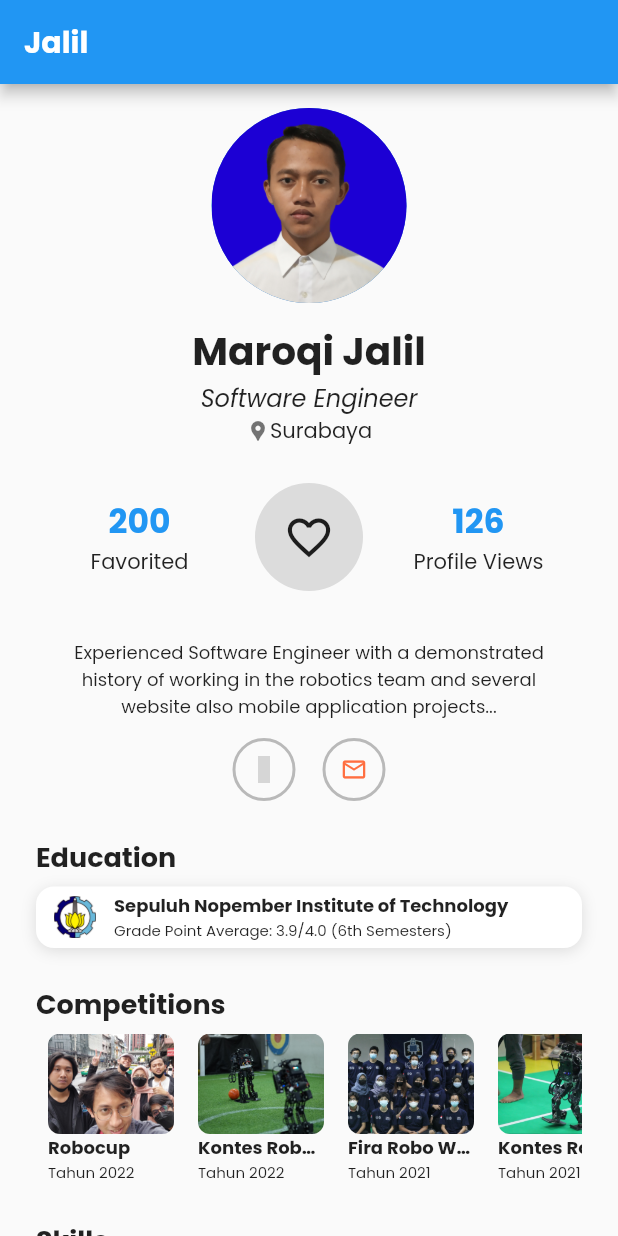
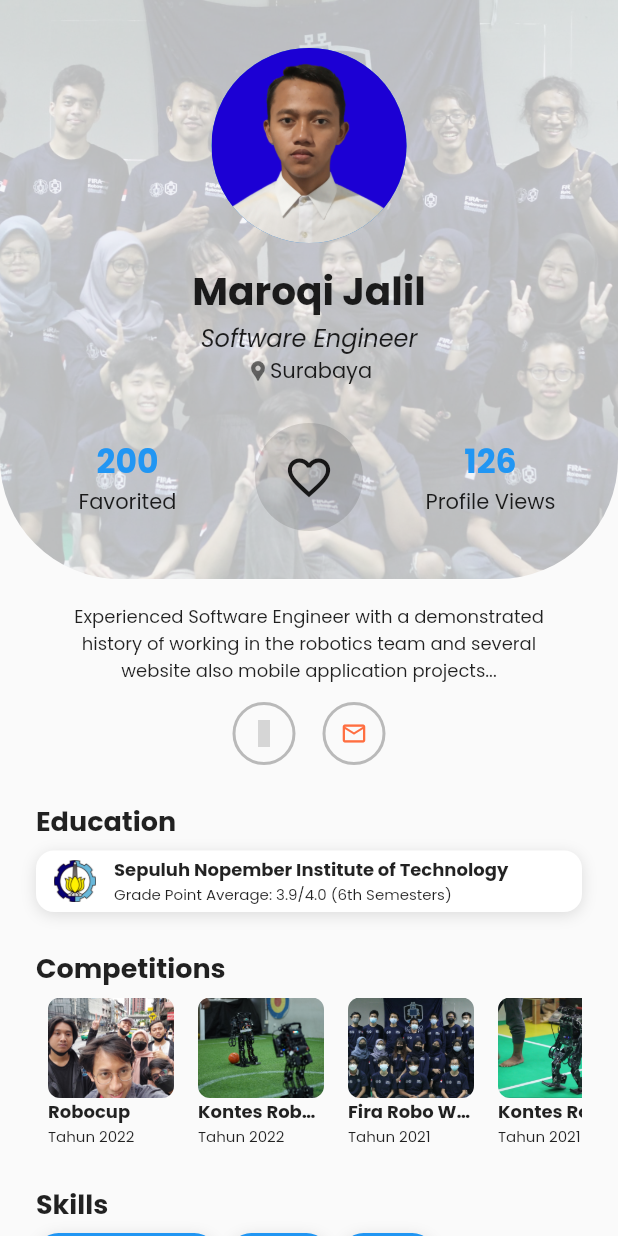
Before and after one commit to maroqijalil/my-portfolio-app, a Flutter app: the screen it shows after launch, on a phone screen of 412 x 824 dp. Run offline on Flutter 3.47's test engine with Material 2 defaults, Android fonts, the phone set to English and light mode, and no system bars; our stand-ins replace font_awesome_flutter, google_fonts; statements that could not run were skipped; grey boxes are pictures that could not be loaded.

Commit message:
refactor: first final

```diff
--- a/lib/main.dart
+++ b/lib/main.dart
@@ -12,6 +12,7 @@ class MyApp extends StatelessWidget {
   @override
   Widget build(BuildContext context) {
     return MaterialApp(
+      debugShowCheckedModeBanner: false,
       title: 'My Portofolio App',
       theme: ThemeData(
         primarySwatch: Colors.blue,
--- a/lib/modules/profile/presentation/components/profile_header_component.dart
+++ b/lib/modules/profile/presentation/components/profile_header_component.dart
@@ -16,7 +16,20 @@ class _ProfileHeaderComponentState extends State<ProfileHeaderComponent> {
 
   @override
   Widget build(BuildContext context) {
-    return Column(
+    return Container(
+      padding: EdgeInsets.only(top: 32, bottom: 32),
+      decoration: BoxDecoration(
+        borderRadius: BorderRadius.only(
+          bottomLeft: Radius.circular(80),
+          bottomRight: Radius.circular(80),
+        ),
+        image: DecorationImage(
+          image: AssetImage("assets/imgs/fira/2.jpg"),
+          fit: BoxFit.cover,
+          colorFilter: ColorFilter.mode(Colors.black26, BlendMode.dstIn),
+        ),
+      ),
+      child: Column(
         children: [
           Column(
             children: [
@@ -92,6 +105,7 @@ class _ProfileHeaderComponentState extends State<ProfileHeaderComponent> {
             ],
           )
         ],
+      ),
     );
   }
 }
--- a/lib/modules/profile/presentation/screens/profile_screen.dart
+++ b/lib/modules/profile/presentation/screens/profile_screen.dart
@@ -20,26 +20,17 @@ class _ProfileScreenState extends State<ProfileScreen> {
   @override
   Widget build(BuildContext context) {
     return Scaffold(
-      appBar: AppBar(
-        title: Text(
-          "Jalil",
-          style: TextStyle(
-            fontWeight: FontWeight.w700,
-          ),
-        ),
-      ),
       body: SafeArea(
         child: SingleChildScrollView(
-          child: Padding(
-            padding: EdgeInsets.all(16.0),
             child: Column(
               mainAxisAlignment: MainAxisAlignment.start,
               crossAxisAlignment: CrossAxisAlignment.stretch,
               children: [
-                Column(
+                ProfileHeaderComponent(),
+                Padding(
+                  padding: EdgeInsets.all(16),
+                  child: Column(
                     children: [
-                    ProfileHeaderComponent(),
-                    SizedBox(height: 32),
                       ProfileInfoComponent(),
                       SizedBox(height: 24),
                       EducationSectionComponent(),
@@ -50,9 +41,9 @@ class _ProfileScreenState extends State<ProfileScreen> {
                       SizedBox(height: 18),
                       LinksSectionComponent(),
                     ],
-                )
+                  ),
+                ),
               ],
-            ),
             ),
         ),
       ),
```
Lines whose indentation alone changed are shown as unchanged.
